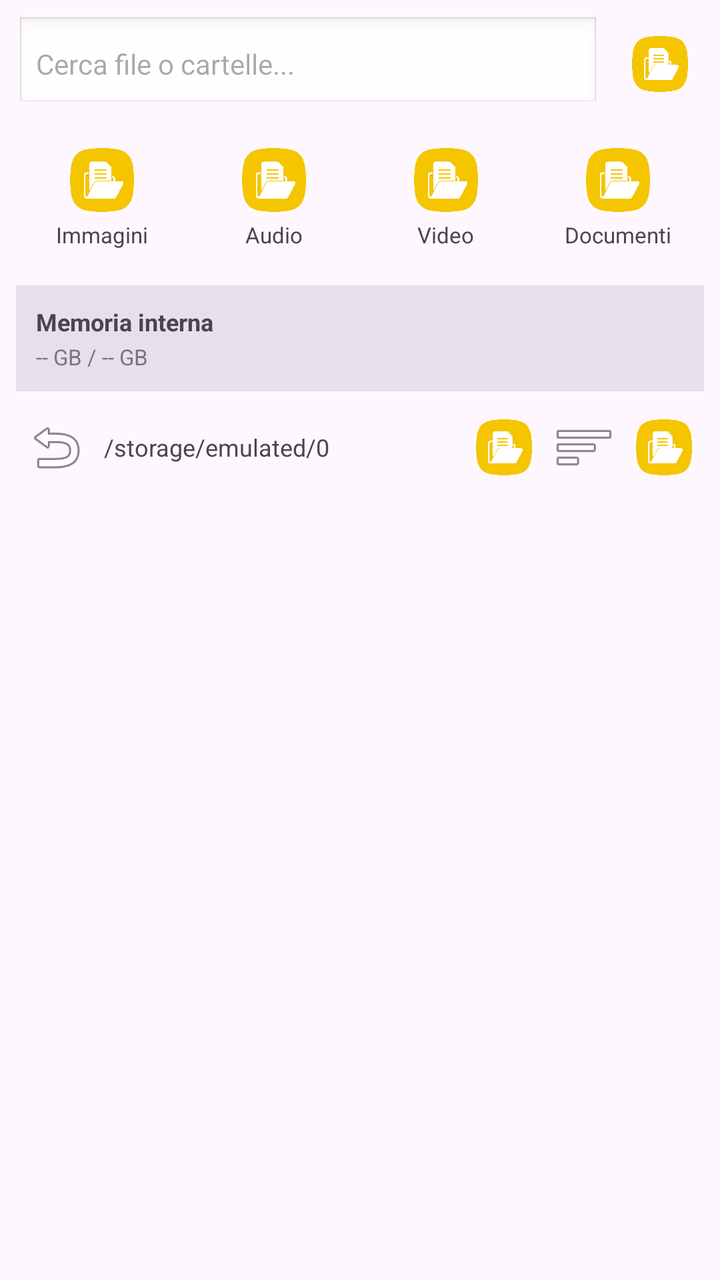
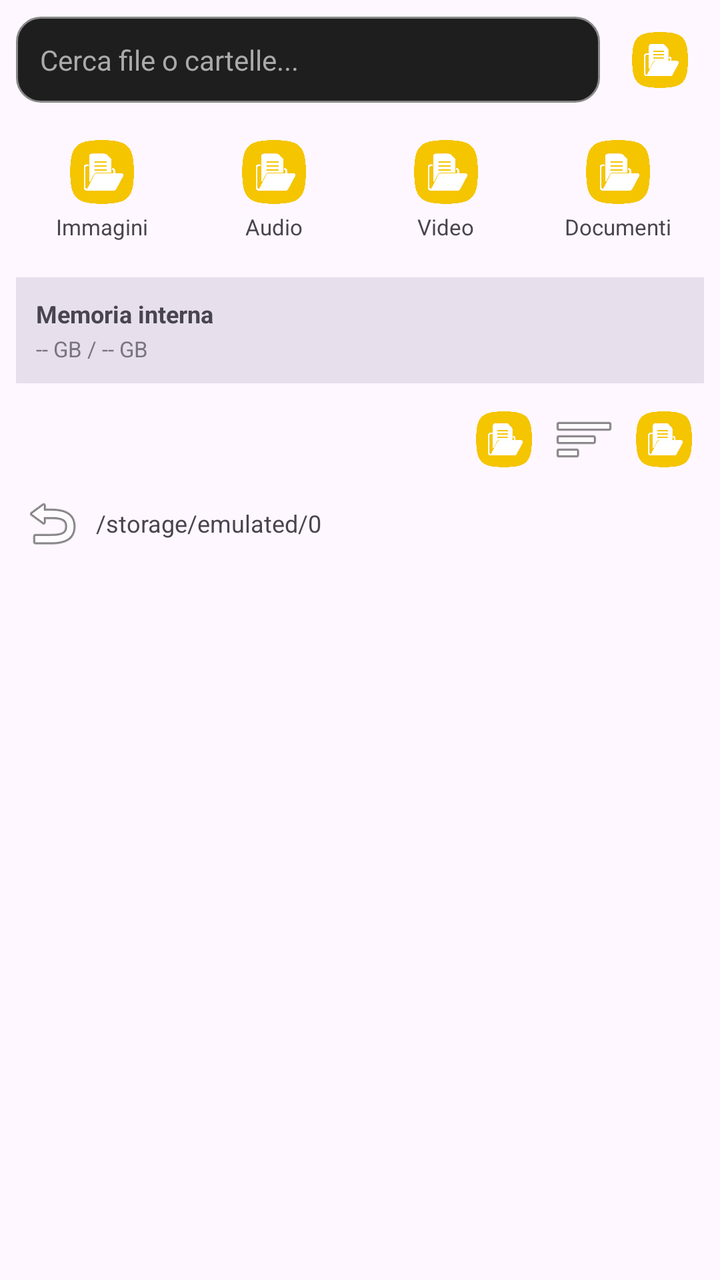

Compare the two renders of this Android layout. The source of the first and the diff that turns it into the second are given below.
<!-- AndroidManifest.xml: application theme Theme.Material3.DayNight.NoActionBar -->
<!-- res/layout/activity_main.xml -->
<?xml version="1.0" encoding="utf-8"?>
<LinearLayout xmlns:android="http://schemas.android.com/apk/res/android"
    android:layout_width="match_parent"
    android:layout_height="match_parent"
    android:orientation="vertical">

    
    <LinearLayout
        android:layout_width="match_parent"
        android:layout_height="wrap_content"
        android:orientation="horizontal"
        android:padding="8dp"
        android:gravity="center_vertical">

        <EditText
            android:id="@+id/editSearch"
            android:layout_width="0dp"
            android:layout_height="wrap_content"
            android:layout_weight="1"
            android:hint="Cerca file o cartelle..."
            android:padding="10dp"
            android:textSize="14sp"
            android:background="@android:drawable/edit_text"
            android:maxLines="1"
            android:inputType="text" />

        <ImageButton
            android:id="@+id/btnSettings"
            android:layout_width="44dp"
            android:layout_height="44dp"
            android:layout_marginStart="8dp"
            android:src="@drawable/settings"
            android:background="?attr/selectableItemBackgroundBorderless"
            android:scaleType="fitCenter"
            android:padding="8dp"
            android:contentDescription="Impostazioni" />
    </LinearLayout>

    
    <LinearLayout
        android:layout_width="match_parent"
        android:layout_height="wrap_content"
        android:orientation="horizontal"
        android:paddingStart="8dp"
        android:paddingEnd="8dp"
        android:paddingBottom="8dp">

        <LinearLayout
            android:id="@+id/catImages"
            android:layout_width="0dp"
            android:layout_height="wrap_content"
            android:layout_weight="1"
            android:orientation="vertical"
            android:gravity="center"
            android:padding="10dp"
            android:background="?attr/selectableItemBackground">

            <ImageView
                android:layout_width="32dp"
                android:layout_height="32dp"
                android:src="@drawable/images"
                android:contentDescription="" />

            <TextView
                android:layout_width="wrap_content"
                android:layout_height="wrap_content"
                android:text="Immagini"
                android:textSize="11sp"
                android:paddingTop="4dp" />
        </LinearLayout>

        <LinearLayout
            android:id="@+id/catAudio"
            android:layout_width="0dp"
            android:layout_height="wrap_content"
            android:layout_weight="1"
            android:orientation="vertical"
            android:gravity="center"
            android:padding="10dp"
            android:background="?attr/selectableItemBackground">

            <ImageView
                android:layout_width="32dp"
                android:layout_height="32dp"
                android:src="@drawable/audio"
                android:contentDescription="" />

            <TextView
                android:layout_width="wrap_content"
                android:layout_height="wrap_content"
                android:text="Audio"
                android:textSize="11sp"
                android:paddingTop="4dp" />
        </LinearLayout>

        <LinearLayout
            android:id="@+id/catVideo"
            android:layout_width="0dp"
            android:layout_height="wrap_content"
            android:layout_weight="1"
            android:orientation="vertical"
            android:gravity="center"
            android:padding="10dp"
            android:background="?attr/selectableItemBackground">

            <ImageView
                android:layout_width="32dp"
                android:layout_height="32dp"
                android:src="@drawable/video"
                android:contentDescription="" />

            <TextView
                android:layout_width="wrap_content"
                android:layout_height="wrap_content"
                android:text="Video"
                android:textSize="11sp"
                android:paddingTop="4dp" />
        </LinearLayout>

        <LinearLayout
            android:id="@+id/catDocs"
            android:layout_width="0dp"
            android:layout_height="wrap_content"
            android:layout_weight="1"
            android:orientation="vertical"
            android:gravity="center"
            android:padding="10dp"
            android:background="?attr/selectableItemBackground">

            <ImageView
                android:layout_width="32dp"
                android:layout_height="32dp"
                android:src="@drawable/documents"
                android:contentDescription="" />

            <TextView
                android:layout_width="wrap_content"
                android:layout_height="wrap_content"
                android:text="Documenti"
                android:textSize="11sp"
                android:paddingTop="4dp" />
        </LinearLayout>
    </LinearLayout>

    
    <LinearLayout
        android:id="@+id/storageRow"
        android:layout_width="match_parent"
        android:layout_height="wrap_content"
        android:orientation="horizontal"
        android:paddingStart="8dp"
        android:paddingEnd="8dp"
        android:paddingBottom="8dp">

        <LinearLayout
            android:layout_width="0dp"
            android:layout_height="wrap_content"
            android:layout_weight="1"
            android:orientation="vertical"
            android:padding="10dp"
            android:background="?attr/colorSurfaceVariant">

            <TextView
                android:layout_width="wrap_content"
                android:layout_height="wrap_content"
                android:text="Memoria interna"
                android:textSize="12sp"
                android:textStyle="bold" />

            <TextView
                android:id="@+id/txtInternalInfo"
                android:layout_width="wrap_content"
                android:layout_height="wrap_content"
                android:text="-- GB / -- GB"
                android:textSize="11sp"
                android:alpha="0.7"
                android:paddingTop="2dp" />
        </LinearLayout>
    </LinearLayout>

    
    <LinearLayout
        android:layout_width="match_parent"
        android:layout_height="wrap_content"
        android:orientation="horizontal"
        android:paddingStart="8dp"
        android:paddingEnd="8dp"
        android:paddingBottom="8dp"
        android:gravity="center_vertical">

        <ImageButton
            android:id="@+id/btnBack"
            android:layout_width="40dp"
            android:layout_height="40dp"
            android:src="@android:drawable/ic_menu_revert"
            android:background="?attr/selectableItemBackgroundBorderless"
            android:contentDescription="Indietro" />

        <TextView
            android:id="@+id/txtPath"
            android:layout_width="0dp"
            android:layout_height="wrap_content"
            android:layout_weight="1"
            android:paddingStart="4dp"
            android:paddingEnd="4dp"
            android:text="/storage/emulated/0"
            android:textSize="12sp"
            android:maxLines="1"
            android:ellipsize="start" />

        <ImageButton
            android:id="@+id/btnAddFolder"
            android:layout_width="40dp"
            android:layout_height="40dp"
            android:src="@drawable/folder_add"
            android:background="?attr/selectableItemBackgroundBorderless"
            android:scaleType="fitCenter"
            android:padding="6dp"
            android:contentDescription="Nuova cartella" />

        <ImageButton
            android:id="@+id/btnSort"
            android:layout_width="40dp"
            android:layout_height="40dp"
            android:src="@android:drawable/ic_menu_sort_by_size"
            android:background="?attr/selectableItemBackgroundBorderless"
            android:contentDescription="Ordina" />

        <ImageButton
            android:id="@+id/btnViewToggle"
            android:layout_width="40dp"
            android:layout_height="40dp"
            android:src="@drawable/list"
            android:background="?attr/selectableItemBackgroundBorderless"
            android:scaleType="fitCenter"
            android:padding="6dp"
            android:contentDescription="Vista" />
    </LinearLayout>

    
    <androidx.recyclerview.widget.RecyclerView
        android:id="@+id/recyclerFiles"
        android:layout_width="match_parent"
        android:layout_height="0dp"
        android:layout_weight="1"
        android:padding="4dp"
        android:clipToPadding="false" />

</LinearLayout>
<!-- resources referenced by this layout -->
<resources>
  <!-- drawable audio: png bitmap (drawable, 42915 bytes) -->
  <!-- drawable documents: png bitmap (drawable, 42915 bytes) -->
  <!-- drawable folder_add: png bitmap (drawable, 42915 bytes) -->
  <!-- drawable images: png bitmap (drawable, 42915 bytes) -->
  <!-- drawable list: png bitmap (drawable, 42915 bytes) -->
  <!-- drawable settings: png bitmap (drawable, 42915 bytes) -->
  <!-- drawable video: png bitmap (drawable, 42915 bytes) -->
</resources>

<!-- the commit's change to res/layout/activity_main.xml (unified diff, before → after) -->
@@ -18,9 +18,11 @@
             android:layout_height="wrap_content"
             android:layout_weight="1"
             android:hint="Cerca file o cartelle..."
-            android:padding="10dp"
+            android:padding="12dp"
             android:textSize="14sp"
-            android:background="@android:drawable/edit_text"
+            android:textColor="#FFFFFF"
+            android:textColorHint="#AAAAAA"
+            android:background="@drawable/search_background"
             android:maxLines="1"
             android:inputType="text" />
 
@@ -185,13 +187,52 @@
         android:orientation="horizontal"
         android:paddingStart="8dp"
         android:paddingEnd="8dp"
-        android:paddingBottom="8dp"
-        android:gravity="center_vertical">
-
-        <ImageButton
-            android:id="@+id/btnBack"
+        android:paddingBottom="4dp"
+        android:gravity="end">
+
+        <ImageButton
+            android:id="@+id/btnAddFolder"
             android:layout_width="40dp"
             android:layout_height="40dp"
+            android:src="@drawable/folder_add"
+            android:background="?attr/selectableItemBackgroundBorderless"
+            android:scaleType="fitCenter"
+            android:padding="6dp"
+            android:contentDescription="Nuova cartella" />
+
+        <ImageButton
+            android:id="@+id/btnSort"
+            android:layout_width="40dp"
+            android:layout_height="40dp"
+            android:src="@android:drawable/ic_menu_sort_by_size"
+            android:background="?attr/selectableItemBackgroundBorderless"
+            android:contentDescription="Ordina" />
+
+        <ImageButton
+            android:id="@+id/btnViewToggle"
+            android:layout_width="40dp"
+            android:layout_height="40dp"
+            android:src="@drawable/list"
+            android:background="?attr/selectableItemBackgroundBorderless"
+            android:scaleType="fitCenter"
+            android:padding="6dp"
+            android:contentDescription="Vista" />
+    </LinearLayout>
+
+    
+    <LinearLayout
+        android:layout_width="match_parent"
+        android:layout_height="wrap_content"
+        android:orientation="horizontal"
+        android:paddingStart="8dp"
+        android:paddingEnd="8dp"
+        android:paddingBottom="4dp"
+        android:gravity="center_vertical">
+
+        <ImageButton
+            android:id="@+id/btnBack"
+            android:layout_width="36dp"
+            android:layout_height="36dp"
             android:src="@android:drawable/ic_menu_revert"
             android:background="?attr/selectableItemBackgroundBorderless"
             android:contentDescription="Indietro" />
@@ -202,39 +243,10 @@
             android:layout_height="wrap_content"
             android:layout_weight="1"
             android:paddingStart="4dp"
-            android:paddingEnd="4dp"
             android:text="/storage/emulated/0"
             android:textSize="12sp"
             android:maxLines="1"
             android:ellipsize="start" />
-
-        <ImageButton
-            android:id="@+id/btnAddFolder"
-            android:layout_width="40dp"
-            android:layout_height="40dp"
-            android:src="@drawable/folder_add"
-            android:background="?attr/selectableItemBackgroundBorderless"
-            android:scaleType="fitCenter"
-            android:padding="6dp"
-            android:contentDescription="Nuova cartella" />
-
-        <ImageButton
-            android:id="@+id/btnSort"
-            android:layout_width="40dp"
-            android:layout_height="40dp"
-            android:src="@android:drawable/ic_menu_sort_by_size"
-            android:background="?attr/selectableItemBackgroundBorderless"
-            android:contentDescription="Ordina" />
-
-        <ImageButton
-            android:id="@+id/btnViewToggle"
-            android:layout_width="40dp"
-            android:layout_height="40dp"
-            android:src="@drawable/list"
-            android:background="?attr/selectableItemBackgroundBorderless"
-            android:scaleType="fitCenter"
-            android:padding="6dp"
-            android:contentDescription="Vista" />
     </LinearLayout>
 
     
<!-- resource entries referenced after the edit -->
@@ -5,6 +5,16 @@
   <!-- drawable folder_add: png bitmap (drawable, 42915 bytes) -->
   <!-- drawable images: png bitmap (drawable, 42915 bytes) -->
   <!-- drawable list: png bitmap (drawable, 42915 bytes) -->
+  <!-- drawable search_background (drawable) -->
+  <?xml version="1.0" encoding="utf-8"?>
+  <shape xmlns:android="http://schemas.android.com/apk/res/android"
+      android:shape="rectangle">
+      <solid android:color="#1E1E1E" />
+      <corners android:radius="12dp" />
+      <stroke
+          android:width="1dp"
+          android:color="#888888" />
+  </shape>
   <!-- drawable settings: png bitmap (drawable, 42915 bytes) -->
   <!-- drawable video: png bitmap (drawable, 42915 bytes) -->
 </resources>
